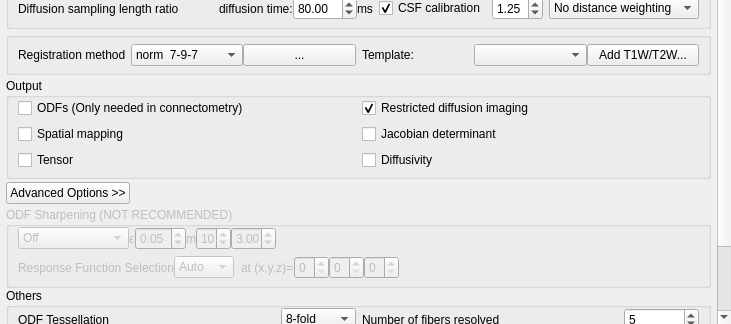
frankyeh/DSI-Studio, file reconstruction/reconstruction_window.ui: the form before one commit; both pictures show x 0 to 731 and y 298 to 622 of the 731 by 622 pixel window.
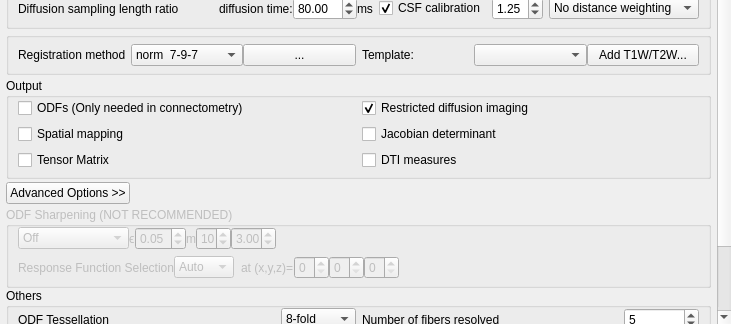
The form after the commit. Icons and pictures are not drawn.

Commit message: [rec] output DTI measures with QSDR

```diff
--- a/reconstruction/reconstruction_window.ui
+++ b/reconstruction/reconstruction_window.ui
@@ -466,7 +466,7 @@
        <property name="geometry">
         <rect>
          <x>0</x>
-         <y>-94</y>
+         <y>0</y>
          <width>717</width>
          <height>597</height>
         </rect>
@@ -1017,7 +1017,7 @@
            <item row="4" column="0">
             <widget class="QCheckBox" name="output_tensor">
              <property name="text">
-              <string>Tensor</string>
+              <string>Tensor Matrix</string>
              </property>
             </widget>
            </item>
@@ -1055,7 +1055,7 @@
            <item row="4" column="1">
             <widget class="QCheckBox" name="output_diffusivity">
              <property name="text">
-              <string>Diffusivity</string>
+              <string>DTI measures</string>
              </property>
             </widget>
            </item>
```
The commit also changes 3 other files.
